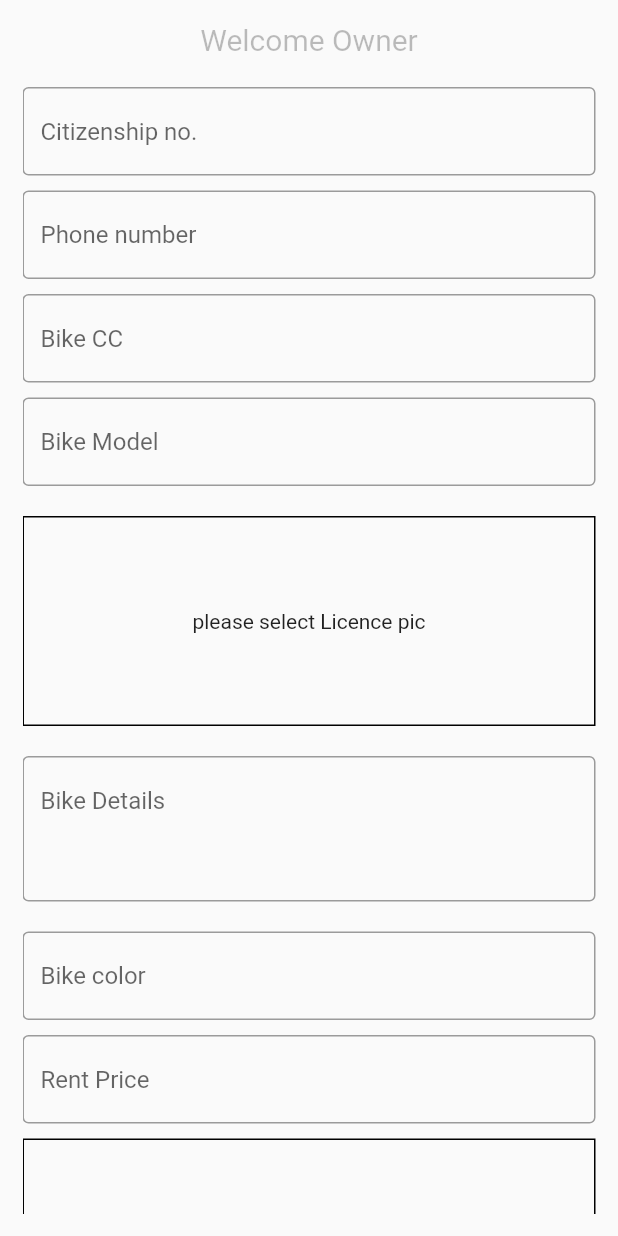
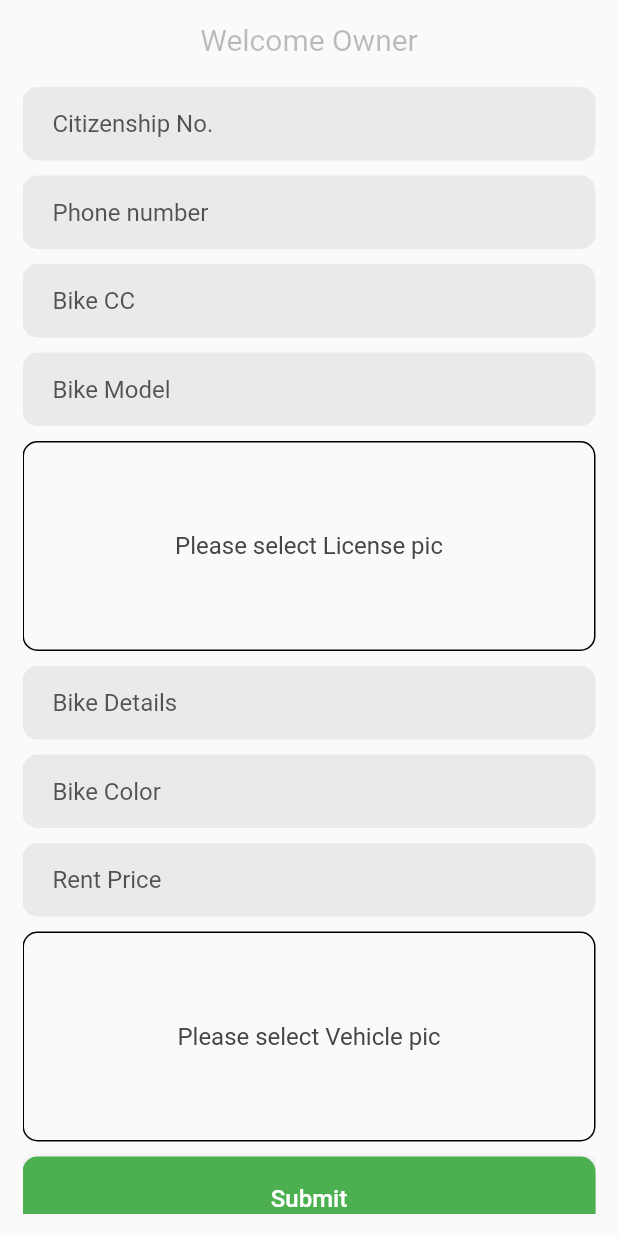
Before and after one commit to adeshpokhrel15/dui_pangre, a Flutter app: the OwnerField screen opened directly, on a phone screen of 412 x 824 dp. Run offline on Flutter 3.47's test engine with Material 2 defaults, Android fonts, the phone set to English and light mode, and no system bars; our stand-ins replace cloud_firestore, firebase_auth, firebase_core, firebase_storage, flutter_riverpod, glassmorphism_ui and 4 more; accounts and stored records are empty; network calls fail.

Commit message:
drawer and ownder field

```diff
--- a/lib/templates/screens/home_screen.dart
+++ b/lib/templates/screens/home_screen.dart
@@ -139,6 +139,11 @@ class _HomeScreenState extends State<HomeScreen> {
       final poststream = ref.watch(postStream);
       return SafeArea(
         child: Scaffold(
+          appBar: AppBar(
+            backgroundColor: const Color.fromARGB(255, 187, 182, 182),
+            elevation: 0,
+          ),
+          drawer: DrawerWidgets(),
           backgroundColor: ColorPalette().scaffoldBg,
           body: SingleChildScrollView(
             child: Column(
@@ -148,40 +153,24 @@ class _HomeScreenState extends State<HomeScreen> {
                   padding: const EdgeInsets.fromLTRB(15.0, 25.0, 15.0, 5.0),
                   child: Row(
                     mainAxisAlignment: MainAxisAlignment.spaceBetween,
-                    children: [
-                      GestureDetector(
-                        onTap: () {
-                          Navigator.of(context).push(MaterialPageRoute(
-                              builder: (context) => DrawerWidgets()));
-                        },
-                        child: Container(
-                          padding: const EdgeInsets.all(7.0),
-                          height: 42.0,
-                          width: 42.0,
-                          decoration: BoxDecoration(
-                            color: const Color(0xFF1F242C),
-                            borderRadius: BorderRadius.circular(12.0),
-                          ),
-                          child: const Icon(Icons.person,
-                              size: 12.0, color: Color(0xFF4D4F52)),
-                        ),
-                      ),
-                      GestureDetector(
-                        onTap: () {
-                          //todo
-                        },
-                        child: Container(
-                          padding: const EdgeInsets.all(7.0),
-                          height: 42.0,
-                          width: 42.0,
-                          decoration: const BoxDecoration(
-                              // image: const DecorationImage(
-                              //     image: AssetImage('assets/images/model.png'),
-                              //     fit: BoxFit.cover),
-                              // borderRadius: BorderRadius.circular(12.0),
-                              ),
-                        ),
-                      )
+                    children: const [
+                      // GestureDetector(
+                      //   onTap: () {
+                      //     Navigator.of(context).push(MaterialPageRoute(
+                      //         builder: (context) => DrawerWidgets()));
+                      //   },
+                      //   child: Container(
+                      //     padding: const EdgeInsets.all(7.0),
+                      //     height: 42.0,
+                      //     width: 42.0,
+                      //     decoration: BoxDecoration(
+                      //       color: const Color(0xFF1F242C),
+                      //       borderRadius: BorderRadius.circular(12.0),
+                      //     ),
+                      //     child: const Icon(Icons.person,
+                      //         size: 12.0, color: Color(0xFF4D4F52)),
+                      //   ),
+                      // ),
                     ],
                   ),
                 ),
--- a/lib/templates/utils/owner_field.dart
+++ b/lib/templates/utils/owner_field.dart
@@ -24,15 +24,10 @@ class OwnerField extends StatelessWidget {
   @override
   Widget build(BuildContext context) {
     return Consumer(builder: (contet, ref, child) {
-      final dbimage = ref.watch(imageProvider);
+      final dbimage1 = ref.watch(imageProvider);
+      final dbimage2 = ref.watch(imageProvider);
       final auth = FirebaseAuth.instance.currentUser!.uid;
-      return Scaffold(
-        body: Form(
-          key: _form,
-          child: Padding(
-            padding: const EdgeInsets.all(15.0),
-            child: ListView(
-              children: [
+      var children2 = [
         const Center(
           child: Text(
             "Welcome Owner",
@@ -42,67 +37,20 @@ class OwnerField extends StatelessWidget {
         const SizedBox(
           height: 20,
         ),
-                TextFormField(
-                  controller: _citizenshipnumber,
-                  decoration: const InputDecoration(
-                      hintText: 'Citizenship no.',
-                      border: OutlineInputBorder(
-                          borderSide: BorderSide(
-                        color: Colors.black38,
-                      )),
-                      enabledBorder: OutlineInputBorder(
-                          borderSide: BorderSide(
-                        color: Colors.black38,
-                      ))),
-                ),
+        textField(hintText: 'Citizenship No.', controller: _citizenshipnumber),
         const SizedBox(
           height: 10,
         ),
-                TextFormField(
-                  controller: phonenumberController,
-                  decoration: const InputDecoration(
-                      hintText: 'Phone number',
-                      border: OutlineInputBorder(
-                          borderSide: BorderSide(
-                        color: Colors.black38,
-                      )),
-                      enabledBorder: OutlineInputBorder(
-                          borderSide: BorderSide(
-                        color: Colors.black38,
-                      ))),
-                ),
+        textField(hintText: 'Phone number', controller: phonenumberController),
+
         const SizedBox(
           height: 10,
         ),
-                TextFormField(
-                  controller: bikeccController,
-                  decoration: const InputDecoration(
-                      hintText: 'Bike CC',
-                      border: OutlineInputBorder(
-                          borderSide: BorderSide(
-                        color: Colors.black38,
-                      )),
-                      enabledBorder: OutlineInputBorder(
-                          borderSide: BorderSide(
-                        color: Colors.black38,
-                      ))),
-                ),
+        textField(hintText: 'Bike CC', controller: bikeccController),
         const SizedBox(
           height: 10,
         ),
-                TextFormField(
-                  controller: bikemodelController,
-                  decoration: const InputDecoration(
-                      hintText: 'Bike Model',
-                      border: OutlineInputBorder(
-                          borderSide: BorderSide(
-                        color: Colors.black38,
-                      )),
-                      enabledBorder: OutlineInputBorder(
-                          borderSide: BorderSide(
-                        color: Colors.black38,
-                      ))),
-                ),
+        textField(hintText: 'Bike Model', controller: bikemodelController),
         const SizedBox(
           height: 10,
         ),
@@ -110,156 +58,225 @@ class OwnerField extends StatelessWidget {
           onTap: () {
             ref.read(imageProvider.notifier).getImage();
           },
-                  child: Padding(
-                    padding: const EdgeInsets.symmetric(vertical: 10),
           child: Container(
             height: 140,
-                        decoration: BoxDecoration(border: Border.all(width: 1)),
-                        child: dbimage.image == null
+            decoration: BoxDecoration(
+              border: Border.all(
+                width: 1,
+              ),
+              borderRadius: BorderRadius.circular(10),
+            ),
+            child: dbimage1.image == null
                 ? const Center(
-                                child: Text("please select Licence pic"),
+                    child: Text(
+                      "Please select License pic",
+                      style: TextStyle(
+                        color: Color.fromARGB(255, 70, 68, 68),
+                        fontSize: 16,
+                      ),
+                    ),
                   )
-                            : Image.file(
-                                File(dbimage.image!.path),
+                : ClipRRect(
+                    borderRadius: BorderRadius.circular(10),
+                    child: Image.file(
+                      File(dbimage1.image!.path),
                       fit: BoxFit.cover,
-                              )),
+                    ),
+                  ),
+          ),
+        ),
+
+        const SizedBox(
+          height: 10,
+        ),
+        textField(
+            controller: vehicledetailsController, hintText: 'Bike Details'),
+        const SizedBox(
+          height: 10,
+        ),
+        textField(
+          controller: bikeccController,
+          hintText: 'Bike Color',
+        ),
+        const SizedBox(
+          height: 10,
+        ),
+        textField(
+          controller: rentpriceController,
+          hintText: 'Rent Price',
+        ),
+        const SizedBox(height: 10),
+        InkWell(
+          onTap: () {
+            ref.read(imageProvider.notifier).getImage();
+          },
+          child: Container(
+            height: 140,
+            decoration: BoxDecoration(
+              border: Border.all(
+                width: 1,
+              ),
+              borderRadius: BorderRadius.circular(10),
+            ),
+            child: dbimage1.image == null
+                ? const Center(
+                    child: Text(
+                      "Please select Vehicle pic",
+                      style: TextStyle(
+                        color: Color.fromARGB(255, 70, 68, 68),
+                        fontSize: 16,
+                      ),
+                    ),
+                  )
+                : ClipRRect(
+                    borderRadius: BorderRadius.circular(10),
+                    child: Image.file(
+                      File(dbimage2.image!.path),
+                      fit: BoxFit.cover,
+                    ),
+                  ),
           ),
         ),
         const SizedBox(
           height: 10,
         ),
-                TextFormField(
-                  controller: vehicledetailsController,
-                  decoration: const InputDecoration(
-                      hintText: 'Bike Details',
-                      border: OutlineInputBorder(
-                          borderSide: BorderSide(
-                        color: Colors.black38,
-                      )),
-                      enabledBorder: OutlineInputBorder(
-                          borderSide: BorderSide(
-                        color: Colors.black38,
-                      ))),
-                  maxLines: 3,
-                ),
-                const SizedBox(
-                  height: 10,
-                ),
-                const SizedBox(
-                  height: 10,
-                ),
-                TextFormField(
-                  controller: bikecolorController,
-                  decoration: const InputDecoration(
-                      hintText: 'Bike color',
-                      border: OutlineInputBorder(
-                          borderSide: BorderSide(
-                        color: Colors.black38,
-                      )),
-                      enabledBorder: OutlineInputBorder(
-                          borderSide: BorderSide(
-                        color: Colors.black38,
-                      ))),
-                ),
-                const SizedBox(
-                  height: 10,
-                ),
-                TextFormField(
-                  controller: rentpriceController,
-                  decoration: const InputDecoration(
-                      hintText: 'Rent Price',
-                      border: OutlineInputBorder(
-                          borderSide: BorderSide(
-                        color: Colors.black38,
-                      )),
-                      enabledBorder: OutlineInputBorder(
-                          borderSide: BorderSide(
-                        color: Colors.black38,
-                      ))),
-                ),
-                InkWell(
-                  onTap: () {
-                    ref.read(imageProvider.notifier).getImage();
-                  },
-                  child: Padding(
-                    padding: const EdgeInsets.symmetric(vertical: 10),
-                    child: Container(
-                        height: 140,
-                        decoration: BoxDecoration(border: Border.all(width: 1)),
-                        child: dbimage.image == null
-                            ? const Center(
-                                child: Text("please select Bike pic"),
-                              )
-                            : Image.file(
-                                File(dbimage.image!.path),
-                                fit: BoxFit.cover,
-                              )),
-                  ),
-                ),
-                const SizedBox(
-                  height: 10,
-                ),
-                Draggable(
-                  feedback: FloatingActionButton(
-                    onPressed: () {},
-                    backgroundColor: Colors.blue,
-                    child: const Icon(
-                      Icons.camera_alt_outlined,
-                      color: Colors.red,
-                    ),
-                  ),
-                  childWhenDragging: Container(),
-                  child: FloatingActionButton(
-                    onPressed: () async {},
-                    backgroundColor: Colors.red,
-                    child: const Icon(
-                      Icons.camera_alt_outlined,
-                      color: Colors.white,
-                    ),
-                  ),
-                ),
         SizedBox(
-                    height: 45,
+          height: 56,
           child: MaterialButton(
             color: Colors.green,
             onPressed: () async {
               _form.currentState!.save();
-                          if (dbimage.image == null) {
-                            ScaffoldMessenger.of(context).showSnackBar(
-                                const SnackBar(
-                                    content: Text("Please select image")));
-                          } else {
-                            final response = await ref
-                                .read(postCRUDprovider)
-                                .addPost(
+
+              final response = await ref.read(postCRUDprovider).addPost(
                     userId: auth,
                     citizenshipno: _citizenshipnumber.text.trim(),
-                                  phonenumber: int.parse(
-                                      phonenumberController.text.trim()),
-                                  bikeCC:
-                                      // int.parse(bikeccController.text.trim()),
-                                      bikeccController.text.trim(),
+                    phonenumber: int.parse(phonenumberController.text.trim()),
+                    bikeCC: bikeccController.text.trim(),
                     bikemodel: bikemodelController.text.trim(),
                     bikecolor: bikecolorController.text.trim(),
-                                  vehicledetail:
-                                      vehicledetailsController.text.trim(),
-                                  rentprice: int.parse(
-                                      rentpriceController.text.trim()),
-                                  licenceimageId: dbimage.image!,
-                                  bikepic: dbimage.image!,
+                    vehicledetail: vehicledetailsController.text.trim(),
+                    rentprice: int.parse(rentpriceController.text.trim()),
+                    licenceimageId: dbimage1.image!,
+                    bikepic: dbimage2.image!,
                   );
-                          }
-                          //   final response = await ref
             },
+            // ButtonStyle configuration
+            shape: RoundedRectangleBorder(
+              borderRadius: BorderRadius.circular(10),
+            ),
+            padding: const EdgeInsets.symmetric(horizontal: 20, vertical: 10),
+
+            elevation: 5,
+            highlightElevation: 10,
+            hoverElevation: 10,
+            disabledElevation: 0,
+
+            splashColor: Colors.white,
+            highlightColor: Colors.white,
             child: const Text(
               "Submit",
-                          style: TextStyle(fontSize: 16),
-                        )))
-              ],
+              style: TextStyle(fontSize: 16, color: Colors.white),
+            ),
+            // You can also use other properties like minimumSize, maximumSize, etc.
+          ),
+        ),
+        // SizedBox(
+        //     height: 45,
+        //     child: MaterialButton(
+        //         color: Colors.green,
+        //         onPressed: () async {
+        //           _form.currentState!.save();
+        //           if (dbimage.image == null) {
+        //             ScaffoldMessenger.of(context).showSnackBar(
+        //                 const SnackBar(
+        //                     content: Text("Please select image")));
+        //           } else {
+        //             final response = await ref
+        //                 .read(postCRUDprovider)
+        //                 .addPost(
+        //                   userId: auth,
+        //                   citizenshipno: _citizenshipnumber.text.trim(),
+        //                   phonenumber: int.parse(
+        //                       phonenumberController.text.trim()),
+        //                   bikeCC:
+        //                       // int.parse(bikeccController.text.trim()),
+        //                       bikeccController.text.trim(),
+        //                   bikemodel: bikemodelController.text.trim(),
+        //                   bikecolor: bikecolorController.text.trim(),
+        //                   vehicledetail:
+        //                       vehicledetailsController.text.trim(),
+        //                   rentprice: int.parse(
+        //                       rentpriceController.text.trim()),
+        //                   licenceimageId: dbimage.image!,
+        //                   bikepic: dbimage.image!,
+        //                 );
+        //           }
+        //           //   final response = await ref
+        //         },
+        //         child: const Text(
+        //           "Submit",
+        //           style: TextStyle(fontSize: 16),
+        //         )))
+      ];
+      return SafeArea(
+        child: Scaffold(
+          body: Form(
+            key: _form,
+            child: Padding(
+              padding: const EdgeInsets.all(15.0),
+              child: ListView(
+                children: children2,
+              ),
             ),
           ),
         ),
       );
     });
   }
+
+  TextFormField textField({
+    required String hintText,
+    required TextEditingController controller,
+  }) {
+    return TextFormField(
+      controller: controller,
+      decoration: InputDecoration(
+        hintText: hintText,
+        contentPadding:
+            const EdgeInsets.symmetric(horizontal: 20, vertical: 15),
+        filled: true,
+        fillColor: const Color.fromARGB(255, 235, 233, 233),
+        border: OutlineInputBorder(
+          borderRadius: BorderRadius.circular(10),
+          borderSide: BorderSide.none,
+        ),
+        focusedBorder: OutlineInputBorder(
+          borderRadius: BorderRadius.circular(10),
+          borderSide: const BorderSide(
+            color: Colors.green,
+            width: 2,
+          ),
+        ),
+        errorBorder: OutlineInputBorder(
+          borderRadius: BorderRadius.circular(10),
+          borderSide: const BorderSide(
+            color: Colors.red,
+            width: 2,
+          ),
+        ),
+        errorStyle: const TextStyle(
+          color: Colors.red,
+          fontSize: 14,
+        ),
+        hintStyle: const TextStyle(
+          color: Color.fromARGB(198, 39, 38, 38),
+          fontSize: 16,
+        ),
+        labelStyle: const TextStyle(
+          color: Color.fromARGB(255, 0, 0, 0),
+          fontSize: 16,
+        ),
+      ),
+    );
   }
+}
--- a/lib/templates/widgets/drawer_widgets.dart
+++ b/lib/templates/widgets/drawer_widgets.dart
@@ -76,16 +76,6 @@ class DrawerWidgets extends StatelessWidget {
             title: const Text('Cart'),
             onTap: () {},
           ),
-          ListTile(
-            leading: const Icon(Icons.notifications_outlined),
-            title: const Text('Notification'),
-            onTap: () {},
-          ),
-          ListTile(
-            leading: const Icon(Icons.shop_outlined),
-            title: const Text('Review Cart'),
-            onTap: () {},
-          ),
           const ListTile(
             leading: Icon(Icons.format_quote_outlined),
             title: Text('FAQ'),
@@ -113,12 +103,27 @@ class DrawerWidgets extends StatelessWidget {
               color: Colors.green,
               onPressed: () {
                 Navigator.of(context).push(
-                      MaterialPageRoute(builder: ((context) => OwnerField())));
+                  MaterialPageRoute(builder: ((context) => OwnerField())),
+                );
               },
+              // ButtonStyle configuration
+              shape: RoundedRectangleBorder(
+                borderRadius: BorderRadius.circular(25),
+              ),
+              padding: const EdgeInsets.symmetric(horizontal: 30),
+
+              elevation: 5,
+              highlightElevation: 10,
+              hoverElevation: 10,
+              disabledElevation: 0,
+              splashColor: Colors.white,
+              highlightColor: Colors.white,
               child: const Text(
                 "Signed as Owner",
                 style: TextStyle(fontSize: 20, color: Colors.white),
-                )),
+              ),
+              // You can also use other properties like backgroundColor, minimumSize, maximumSize, etc.
+            ),
           ),
           // Container(
           //   height: 350,
```
Also changed, not shown: assets/images/amazon_in.png (deleted). Lines whose indentation alone changed are shown as unchanged.
